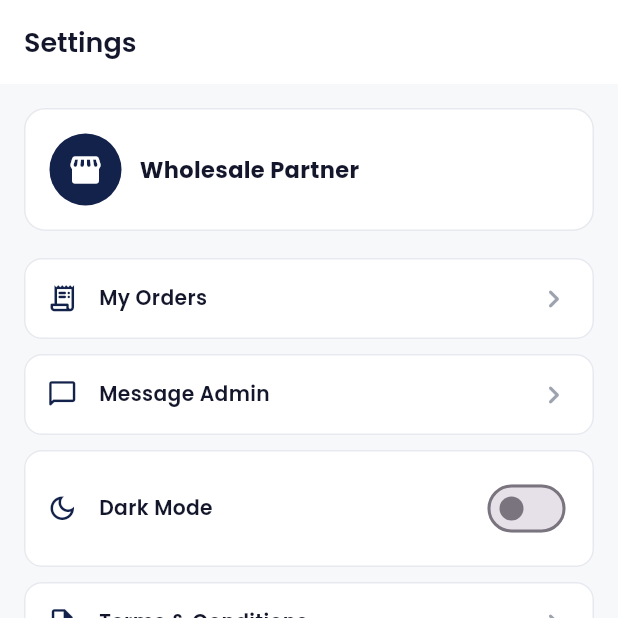
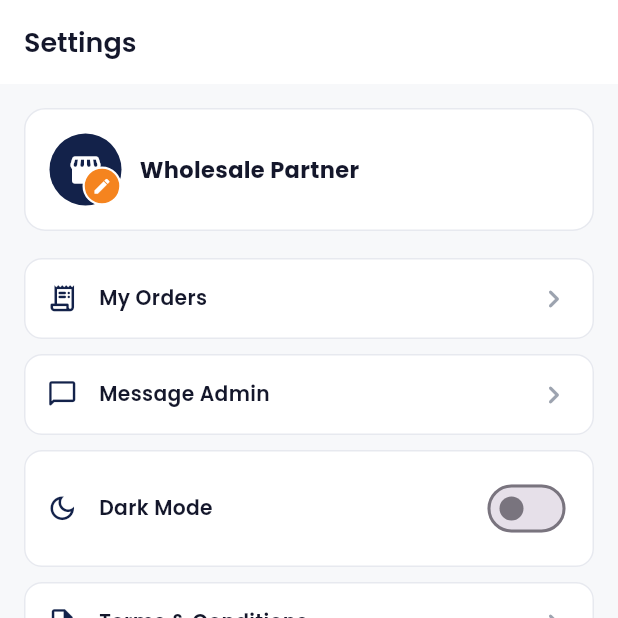
Before and after one commit to chaturbhuj9166/E-Commerce-App-New, a Flutter app: the WholesaleSettingsScreen screen opened directly, on a phone screen of 412 x 824 dp, the top half of it. Run offline on Flutter 3.47's test engine with Material 3 defaults, Android fonts, the light colour scheme and no system bars; our stand-ins replace cached_network_image, dio, google_fonts, image_picker, shared_preferences, video_player; accounts and stored records are empty; network calls fail.

Commit message:
Wholesale app: partner profile photo, and hide empty categories
A wholesaler can now set their own profile photo from the wholesale
home (and settings) -- stored on the vendor record via a new
POST /vendor/photo, shown as a tappable avatar. The wholesale category
list now shows only categories that actually have wholesale products,
so a partner no longer opens empty categories.

```diff
--- a/Frontend/customer/lib/screens/wholesale/wholesale_settings_screen.dart
+++ b/Frontend/customer/lib/screens/wholesale/wholesale_settings_screen.dart
@@ -8,6 +8,7 @@ import '../../providers/vendor_provider.dart';
 import '../../providers/wishlist_provider.dart';
 import '../../widgets/bottom_nav_shell.dart';
 import '../../widgets/price_tag.dart';
+import '../../widgets/vendor_avatar.dart';
 import '../account/about_screen.dart';
 import '../account/legal_text_screen.dart';
 import '../auth/login_screen.dart';
@@ -47,7 +48,7 @@ class WholesaleSettingsScreen extends StatelessWidget {
               decoration: BoxDecoration(color: AppColors.surface, borderRadius: BorderRadius.circular(14), border: Border.all(color: AppColors.border)),
               child: Row(
                 children: [
-                  CircleAvatar(radius: 24, backgroundColor: AppColors.navy, child: const Icon(Icons.storefront_rounded, color: Colors.white)),
+                  const VendorAvatar(radius: 24),
                   const SizedBox(width: 12),
                   Expanded(
                     child: Column(
--- /dev/null
+++ b/Frontend/customer/lib/widgets/vendor_avatar.dart
@@ -0,0 +1,104 @@
+import 'dart:typed_data';
+import 'package:flutter/material.dart';
+import 'package:image_picker/image_picker.dart';
+import 'package:provider/provider.dart';
+import '../core/app_colors.dart';
+import '../providers/vendor_provider.dart';
+import 'app_network_image.dart';
+
+/// Circular profile photo for the signed-in wholesale partner. When
+/// [editable] it is tappable: picks an image and uploads it through
+/// [VendorProvider.uploadPhoto], working on Flutter web too (reads bytes,
+/// like the customer's Edit Profile). Falls back to the partner's initials,
+/// or a storefront icon when there is no name yet.
+class VendorAvatar extends StatefulWidget {
+  const VendorAvatar({super.key, this.radius = 28, this.editable = true});
+
+  final double radius;
+  final bool editable;
+
+  @override
+  State<VendorAvatar> createState() => _VendorAvatarState();
+}
+
+class _VendorAvatarState extends State<VendorAvatar> {
+  Uint8List? _preview; // shown right away while the upload is in flight
+  bool _uploading = false;
+
+  Future<void> _pick() async {
+    final picked = await showModalBottomSheet<XFile>(
+      context: context,
+      builder: (context) => SafeArea(
+        child: Wrap(children: [
+          ListTile(leading: const Icon(Icons.photo_camera_outlined), title: const Text('Take a photo'), onTap: () async => Navigator.of(context).pop(await ImagePicker().pickImage(source: ImageSource.camera, maxWidth: 800))),
+          ListTile(leading: const Icon(Icons.photo_library_outlined), title: const Text('Choose from gallery'), onTap: () async => Navigator.of(context).pop(await ImagePicker().pickImage(source: ImageSource.gallery, maxWidth: 800))),
+        ]),
+      ),
+    );
+    if (picked == null || !mounted) return;
+    final bytes = await picked.readAsBytes();
+    if (!mounted) return;
+    final messenger = ScaffoldMessenger.of(context);
+    setState(() {
+      _preview = bytes;
+      _uploading = true;
+    });
+    try {
+      await context.read<VendorProvider>().uploadPhoto(picked);
+    } catch (_) {
+      if (mounted) {
+        setState(() => _preview = null);
+        messenger.showSnackBar(const SnackBar(content: Text("Couldn't update your photo. Please try again.")));
+      }
+    } finally {
+      if (mounted) setState(() => _uploading = false);
+    }
+  }
+
+  @override
+  Widget build(BuildContext context) {
+    final vendor = context.watch<VendorProvider>();
+    final photoUrl = vendor.photoUrl;
+    final avatar = CircleAvatar(
+      radius: widget.radius,
+      backgroundColor: AppColors.navy,
+      backgroundImage: _preview != null ? MemoryImage(_preview!) : (photoUrl != null ? appImageProvider(photoUrl) : null),
+      onBackgroundImageError: _preview != null || photoUrl != null ? (_, _) {} : null,
+      child: _preview == null && photoUrl == null ? _placeholder(vendor.name) : null,
+    );
+    if (!widget.editable) return avatar;
+    return GestureDetector(
+      onTap: _uploading ? null : _pick,
+      child: Stack(
+        children: [
+          avatar,
+          if (_uploading)
+            Positioned.fill(
+              child: Container(
+                decoration: const BoxDecoration(color: Colors.black38, shape: BoxShape.circle),
+                child: const Center(child: SizedBox(width: 18, height: 18, child: CircularProgressIndicator(strokeWidth: 2, color: Colors.white))),
+              ),
+            )
+          else
+            Positioned(
+              right: 0,
+              bottom: 0,
+              child: Container(
+                padding: const EdgeInsets.all(5),
+                decoration: BoxDecoration(color: AppColors.orange, shape: BoxShape.circle, border: Border.all(color: AppColors.surface, width: 1.5)),
+                child: const Icon(Icons.edit, color: Colors.white, size: 13),
+              ),
+            ),
+        ],
+      ),
+    );
+  }
+
+  Widget _placeholder(String? name) {
+    final trimmed = (name ?? '').trim();
+    if (trimmed.isEmpty) return Icon(Icons.storefront_rounded, color: Colors.white, size: widget.radius);
+    final parts = trimmed.split(RegExp(r'\s+'));
+    final initials = (parts.length > 1 ? '${parts.first[0]}${parts.last[0]}' : parts.first[0]).toUpperCase();
+    return Text(initials, style: TextStyle(color: Colors.white, fontWeight: FontWeight.w700, fontSize: widget.radius * 0.7));
+  }
+}
```
Also changed, not shown: Frontend/customer/lib/providers/vendor_provider.dart (+13 -0 lines), Frontend/customer/lib/screens/wholesale/wholesale_catalog_tab.dart (+20 -1 lines), Frontend/customer/lib/screens/wholesale/wholesale_categories_screen.dart (+7 -1 lines), 2 other files.
